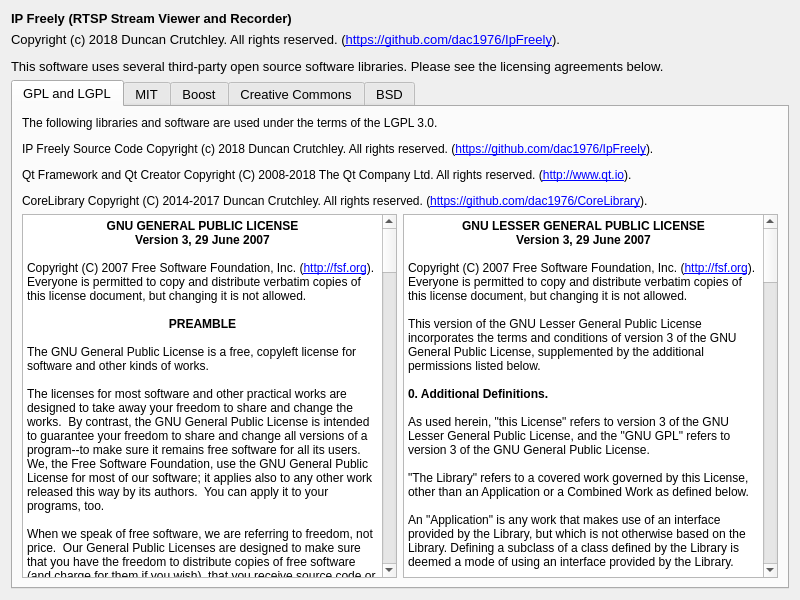
The window that Source/IpFreelyAbout.ui (dac1976/IP-Freely) describes before a commit, drawn with Qt 5.
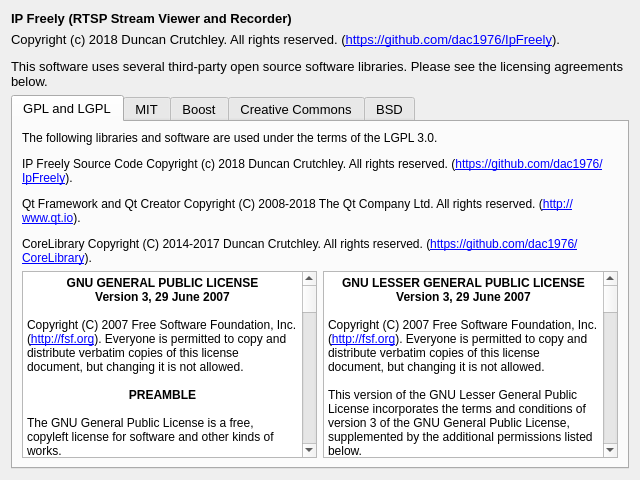
The same window after the commit.

```diff
--- a/Source/IpFreelyAbout.ui
+++ b/Source/IpFreelyAbout.ui
@@ -6,14 +6,14 @@
    <rect>
     <x>0</x>
     <y>0</y>
-    <width>800</width>
-    <height>600</height>
+    <width>640</width>
+    <height>480</height>
    </rect>
   </property>
   <property name="minimumSize">
    <size>
-    <width>800</width>
-    <height>600</height>
+    <width>640</width>
+    <height>480</height>
    </size>
   </property>
   <property name="maximumSize">
```
